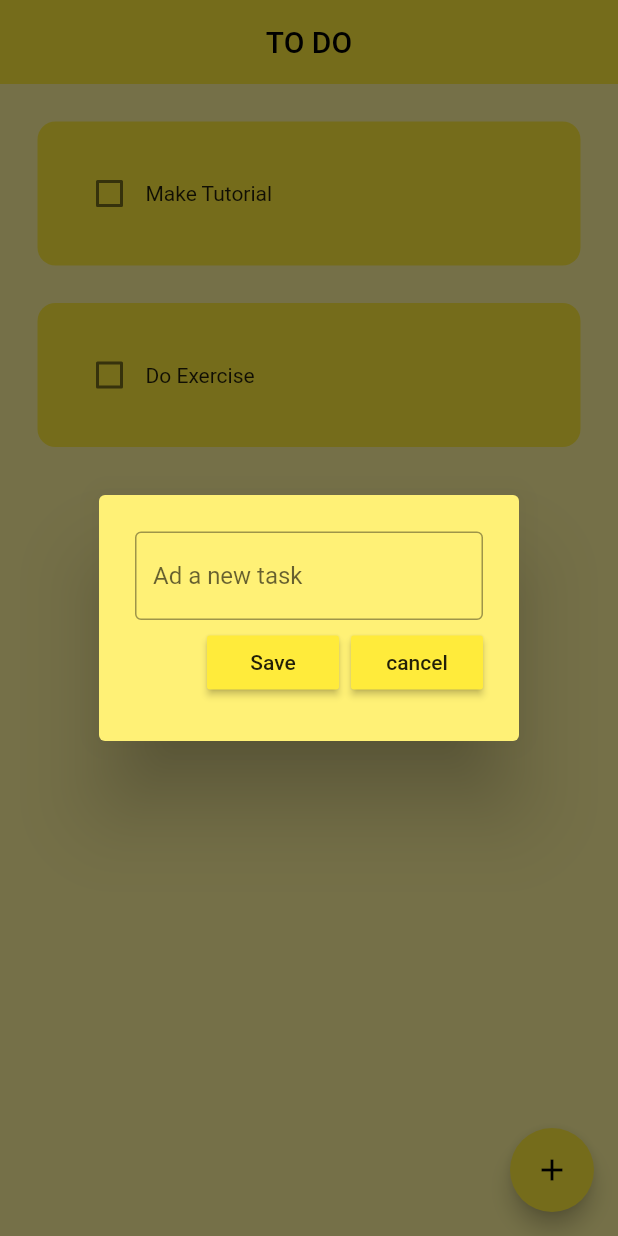
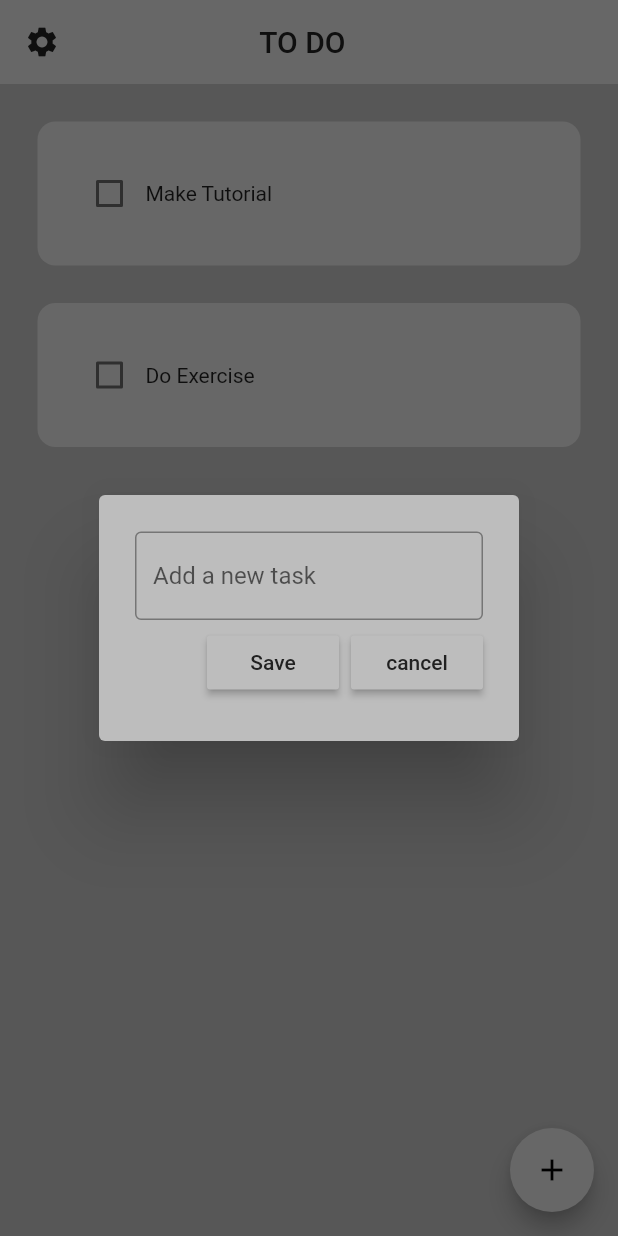
Before and after one commit to zayan1110/To-Do, a Flutter app: the screen it shows after launch, after a tap on the "add" icon, on a phone screen of 412 x 824 dp. Run offline on Flutter 3.47's test engine with Material 2 defaults, Android fonts, the phone set to English and light mode, and no system bars; drawn by our look-alikes of flutter_slidable; our stand-ins replace hive, hive_flutter; accounts and stored records are empty.

Commit message:
project ToDo

```diff
--- a/lib/data/database.dart
+++ b/lib/data/database.dart
@@ -10,10 +10,11 @@ class ToDoDataBase {
       ['Make Tutorial', false],
       ['Do Exercise', false],
     ];
+    _myBox.put("TODOLIST", toDoList);
   }
 
   void loadData() {
-    toDoList = _myBox.get("TODOLIST");
+    toDoList = _myBox.get("TODOLIST") ?? [];
   }
 
   void updataDataBase() {
--- a/lib/main.dart
+++ b/lib/main.dart
@@ -1,10 +1,15 @@
 import 'package:flutter/material.dart';
 import 'package:hive/hive.dart';
 import 'package:hive_flutter/adapters.dart';
-import 'package:todo_app/to_do.dart';
+import 'package:provider/provider.dart';
+import 'package:todo_app/them/them_provider.dart';
+import 'package:todo_app/todo_app.dart';
 
 void main() async {
   await Hive.initFlutter();
   var box = await Hive.openBox('mybox');
-  runApp(TodoApp());
+  runApp(ChangeNotifierProvider(
+    create: (context) => ThemeProvider(),
+    child: TodoApp(),
+  ));
 }
--- a/lib/pages/home_page.dart
+++ b/lib/pages/home_page.dart
@@ -1,8 +1,11 @@
 import 'package:flutter/material.dart';
 import 'package:hive/hive.dart';
+import 'package:provider/provider.dart';
 import 'package:todo_app/data/database.dart';
+import 'package:todo_app/pages/setting_page.dart';
 import 'package:todo_app/pages/util/dialog_Box.dart';
 import 'package:todo_app/pages/util/todo_tile.dart';
+import 'package:todo_app/them/them_provider.dart';
 
 class HomPage extends StatefulWidget {
   @override
@@ -66,12 +69,29 @@ class _HomPageState extends State<HomPage> {
   @override
   Widget build(BuildContext context) {
     return Scaffold(
-      backgroundColor: Colors.yellow[200],
+      backgroundColor: Theme.of(context).colorScheme.secondary,
       appBar: AppBar(
-        title: Center(child: Text('TO DO')),
+        backgroundColor: Theme.of(context).colorScheme.primary,
+        leading: IconButton(
+          icon: Icon(
+            Icons.settings,
+            color: Theme.of(context).colorScheme.background,
+          ),
+          onPressed: () {
+            Navigator.of(context).pushNamed('/settingPage');
+          },
+        ),
+        title: Center(
+            child: Text(
+          'TO DO             ',
+          style: TextStyle(
+            color: Theme.of(context).colorScheme.background,
+          ),
+        )),
         elevation: 0,
       ),
       floatingActionButton: FloatingActionButton(
+        backgroundColor: Theme.of(context).colorScheme.primary,
         onPressed: () => CreatNewTask(context),
         child: Icon(Icons.add),
       ),
--- a/lib/pages/util/custom_button.dart
+++ b/lib/pages/util/custom_button.dart
@@ -9,9 +9,14 @@ class custombutton extends StatelessWidget {
   @override
   Widget build(BuildContext context) {
     return MaterialButton(
-      color: Theme.of(context).primaryColor,
+      color: Theme.of(context).colorScheme.secondary,
       onPressed: onPressed,
-      child: Text(text),
+      child: Text(
+        text,
+        style: TextStyle(
+          color: Theme.of(context).colorScheme.background,
+        ),
+      ),
     );
   }
 }
--- a/lib/pages/util/dialog_Box.dart
+++ b/lib/pages/util/dialog_Box.dart
@@ -16,7 +16,7 @@ class DialogBox extends StatelessWidget {
   @override
   Widget build(BuildContext context) {
     return AlertDialog(
-      backgroundColor: Colors.yellow[300],
+      backgroundColor: Theme.of(context).colorScheme.secondary,
       content: Container(
         height: 120,
         child: Column(
@@ -26,7 +26,7 @@ class DialogBox extends StatelessWidget {
               controller: controller,
               decoration: InputDecoration(
                 border: OutlineInputBorder(),
-                hintText: 'Ad a new task',
+                hintText: 'Add a new task',
               ),
             ),
             Row(
--- a/lib/pages/util/todo_tile.dart
+++ b/lib/pages/util/todo_tile.dart
@@ -1,11 +1,13 @@
 import 'package:flutter/material.dart';
 import 'package:flutter_slidable/flutter_slidable.dart';
+import 'package:hive/hive.dart';
+import 'package:path_provider/path_provider.dart';
 
-class ToDoTile extends StatelessWidget {
+class ToDoTile extends StatefulWidget {
   final String TaskName;
   final bool taskcombleted;
-  Function(bool?) onChanged;
-  Function(BuildContext)? deleteFunction;
+  final Function(bool?) onChanged;
+  final Function(BuildContext)? deleteFunction;
 
   ToDoTile({
     super.key,
@@ -16,36 +18,52 @@ class ToDoTile extends StatelessWidget {
   });
 
   @override
+  _ToDoTileState createState() => _ToDoTileState();
+}
+
+class _ToDoTileState extends State<ToDoTile> {
+  List<String> _dueDates = [];
+  TextEditingController _dateController = TextEditingController();
+  bool _showDateField = true;
+
+  final _myBox = Hive.box('MyBox');
+
+  @override
   Widget build(BuildContext context) {
     return Padding(
       padding: EdgeInsets.only(left: 25, right: 25, top: 25),
       child: Slidable(
         endActionPane: ActionPane(motion: StretchMotion(), children: [
           SlidableAction(
-            onPressed: deleteFunction,
+            onPressed: widget.deleteFunction,
             icon: Icons.delete,
-            backgroundColor: Colors.red,
+            backgroundColor: Color.fromARGB(255, 64, 68, 71),
             borderRadius: BorderRadius.circular(12),
           )
         ]),
         child: Container(
           padding: EdgeInsets.all(24),
           decoration: BoxDecoration(
-              color: Colors.yellow, borderRadius: BorderRadius.circular(12)),
-          child: Row(
+              color: Theme.of(context).colorScheme.primary,
+              borderRadius: BorderRadius.circular(12)),
+          child: Column(
+            children: [
+              Row(
                 children: [
                   Checkbox(
-                value: taskcombleted,
-                onChanged: onChanged,
-                activeColor: Colors.black,
+                    value: widget.taskcombleted,
+                    onChanged: widget.onChanged,
+                    activeColor: Theme.of(context).colorScheme.background,
                   ),
                   Text(
-                TaskName,
+                    widget.TaskName,
                     style: TextStyle(
-                  decoration: taskcombleted
+                      decoration: widget.taskcombleted
                           ? TextDecoration.lineThrough
                           : TextDecoration.none,
                     ),
+                  ),
+                ],
               ),
             ],
           ),
--- /dev/null
+++ b/lib/them/them.dart
@@ -0,0 +1,19 @@
+import 'package:flutter/material.dart';
+
+ThemeData lightMode = ThemeData(
+  brightness: Brightness.light,
+  colorScheme: ColorScheme.light(
+    background: Colors.grey.shade900,
+    primary: Colors.grey.shade300,
+    secondary: Colors.grey.shade400,
+  ),
+);
+
+ThemeData darkMode = ThemeData(
+  brightness: Brightness.dark,
+  colorScheme: ColorScheme.dark(
+    background: Colors.grey.shade100,
+    primary: Colors.grey.shade800,
+    secondary: Colors.grey.shade700,
+  ),
+);
--- /dev/null
+++ b/lib/them/them_provider.dart
@@ -0,0 +1,23 @@
+import 'package:flutter/material.dart';
+import 'package:todo_app/them/them.dart';
+
+class ThemeProvider with ChangeNotifier {
+  ThemeData _themeData = lightMode;
+
+  ThemeData get themeData => _themeData;
+
+  bool get isDarkMode => themeData == darkMode;
+
+  set themeData(ThemeData themeData) {
+    _themeData = themeData;
+    notifyListeners();
+  }
+
+  void toggleTheme() {
+    if (_themeData == lightMode) {
+      themeData = darkMode;
+    } else {
+      themeData = lightMode;
+    }
+  }
+}
--- a/lib/to_do.dart
+++ b/lib/todo_app.dart
@@ -1,5 +1,9 @@
 import 'package:flutter/material.dart';
+import 'package:provider/provider.dart';
 import 'package:todo_app/pages/home_page.dart';
+import 'package:todo_app/pages/setting_page.dart';
+import 'package:todo_app/them/them.dart';
+import 'package:todo_app/them/them_provider.dart';
 
 class TodoApp extends StatelessWidget {
   const TodoApp({Key? key}) : super(key: key);
@@ -8,7 +12,10 @@ class TodoApp extends StatelessWidget {
     return MaterialApp(
       debugShowCheckedModeBanner: false,
       home: HomPage(),
-      theme: ThemeData(primarySwatch: Colors.yellow),
+      theme: Provider.of<ThemeProvider>(context).themeData,
+      routes: {
+        '/settingPage': (context) => SettingPage(),
+      },
     );
   }
 }
```
Also changed, not shown: lib/pages/setting_page.dart (added, +41 -0 lines), pubspec.yaml (+3 -4 lines), pubspec.lock, 1 other file. Lines whose indentation alone changed are shown as unchanged.
